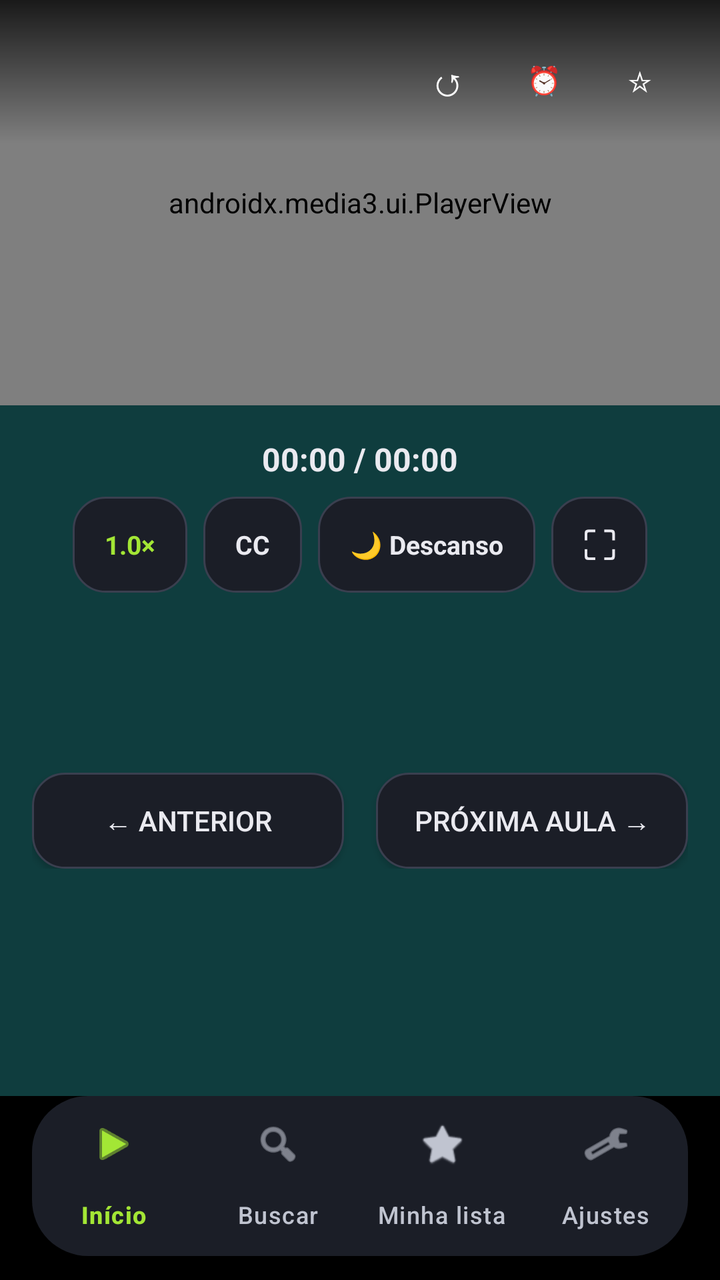
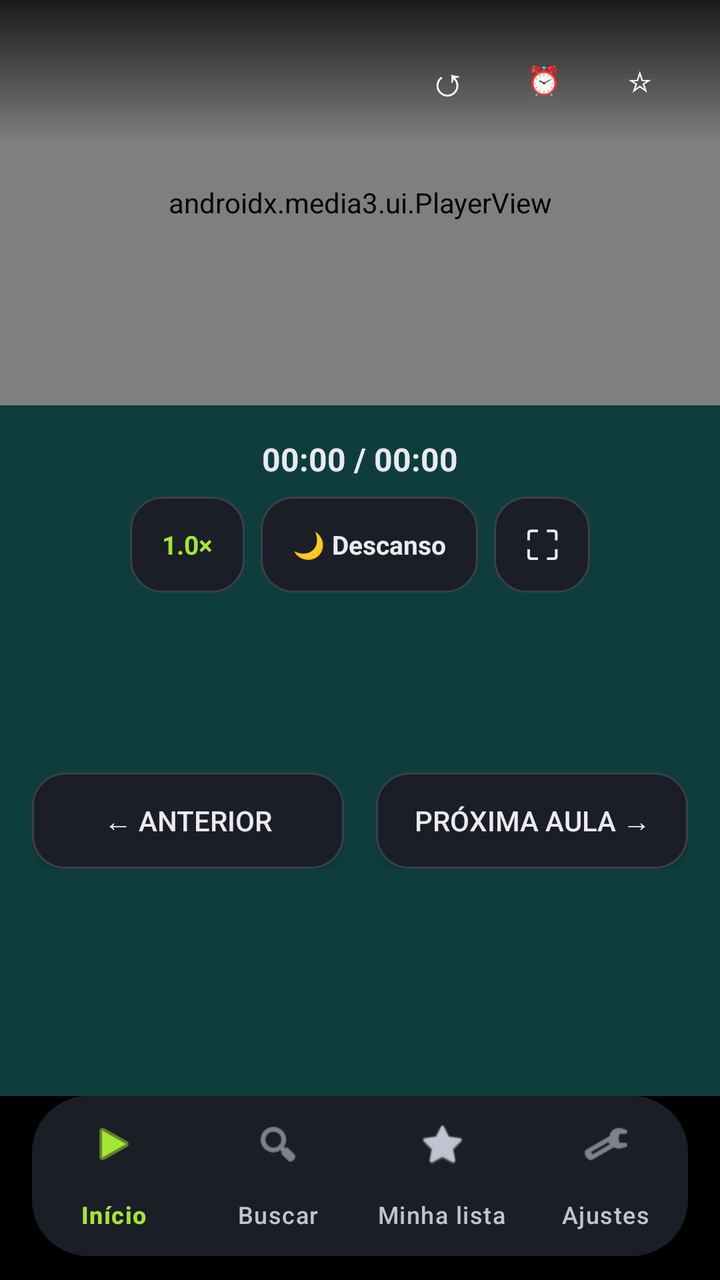

Compare the two renders of this Android layout. The source of the first and the diff that turns it into the second are given below.
<!-- AndroidManifest.xml: application theme Theme.VovoFit -->
<!-- res/layout/activity_player.xml -->
<?xml version="1.0" encoding="utf-8"?>
<androidx.constraintlayout.widget.ConstraintLayout xmlns:android="http://schemas.android.com/apk/res/android"
    xmlns:app="http://schemas.android.com/apk/res-auto"
    android:layout_width="match_parent"
    android:layout_height="match_parent"
    android:background="@android:color/black">

    
    <FrameLayout
        android:id="@+id/player_container"
        android:layout_width="0dp"
        android:layout_height="0dp"
        android:background="@android:color/black"
        app:layout_constraintDimensionRatio="16:9"
        app:layout_constraintEnd_toEndOf="parent"
        app:layout_constraintStart_toStartOf="parent"
        app:layout_constraintTop_toTopOf="parent">

        <androidx.media3.ui.PlayerView
            android:id="@+id/player_view"
            android:layout_width="match_parent"
            android:layout_height="match_parent"
            app:animation_enabled="true"
            app:resize_mode="fit"
            app:show_buffering="when_playing"
            app:surface_type="surface_view"
            app:use_controller="true" />

        
        <LinearLayout
            android:id="@+id/audio_cover"
            android:layout_width="match_parent"
            android:layout_height="match_parent"
            android:gravity="center"
            android:orientation="vertical"
            android:visibility="gone">

            <FrameLayout
                android:layout_width="200dp"
                android:layout_height="200dp">

                <View
                    android:id="@+id/audio_cover_bg"
                    android:layout_width="match_parent"
                    android:layout_height="match_parent"
                    android:background="@drawable/card_gradient_pink" />

                <ImageView
                    android:id="@+id/audio_cover_image"
                    android:layout_width="match_parent"
                    android:layout_height="match_parent"
                    android:scaleType="centerCrop"
                    android:visibility="gone"
                    android:contentDescription="@string/thumb_desc" />

                <TextView
                    android:id="@+id/audio_cover_monogram"
                    android:layout_width="match_parent"
                    android:layout_height="match_parent"
                    android:gravity="center"
                    android:textColor="@color/tile_title"
                    android:textSize="64sp"
                    android:textStyle="bold" />
            </FrameLayout>

            <TextView
                android:id="@+id/audio_cover_title"
                android:layout_width="wrap_content"
                android:layout_height="wrap_content"
                android:layout_marginTop="@dimen/spacing_lg"
                android:ellipsize="end"
                android:maxLines="1"
                android:textColor="@android:color/white"
                android:textSize="@dimen/text_detail_course"
                android:textStyle="bold" />

            <TextView
                android:id="@+id/audio_cover_sub"
                android:layout_width="wrap_content"
                android:layout_height="wrap_content"
                android:layout_marginTop="4dp"
                android:textColor="@color/md_on_surface_variant"
                android:textSize="@dimen/text_card_subtitle" />
        </LinearLayout>

        
        <View
            android:id="@+id/sleep_overlay"
            android:layout_width="match_parent"
            android:layout_height="match_parent"
            android:background="@android:color/black"
            android:clickable="true"
            android:focusable="true"
            android:visibility="gone" />

        
        <TextView
            android:id="@+id/center_play_pause"
            android:layout_width="@dimen/play_fab_size"
            android:layout_height="@dimen/play_fab_size"
            android:layout_gravity="center"
            android:background="@drawable/btn_play_circle"
            android:clickable="true"
            android:focusable="true"
            android:gravity="center"
            android:text="▶"
            android:textColor="@color/md_on_primary"
            android:textSize="28sp"
            android:visibility="gone" />

        
        <LinearLayout
            android:layout_width="match_parent"
            android:layout_height="wrap_content"
            android:layout_gravity="top"
            android:background="@drawable/top_gradient"
            android:orientation="vertical"
            android:paddingHorizontal="@dimen/spacing_lg"
            android:paddingBottom="@dimen/spacing_sm"
            android:paddingTop="@dimen/spacing_lg">

            <LinearLayout
                android:layout_width="match_parent"
                android:layout_height="wrap_content"
                android:gravity="center_vertical"
                android:orientation="horizontal">

                <TextView
                    android:id="@+id/title_label"
                    android:layout_width="0dp"
                    android:layout_height="wrap_content"
                    android:layout_weight="1"
                    android:ellipsize="end"
                    android:shadowColor="#80000000"
                    android:shadowDx="0"
                    android:shadowDy="1"
                    android:shadowRadius="4"
                    android:singleLine="true"
                    android:textColor="@android:color/white"
                    android:textSize="16sp"
                    android:textStyle="bold" />

                <com.google.android.material.button.MaterialButton
                    android:id="@+id/restart_button"
                    style="@style/Widget.Material3.Button.TextButton"
                    android:layout_width="wrap_content"
                    android:layout_height="wrap_content"
                    android:focusable="true"
                    android:focusableInTouchMode="true"
                    android:minWidth="48dp"
                    android:text="↺"
                    android:textColor="@android:color/white"
                    android:textSize="20sp"
                    app:cornerRadius="16dp" />

                <com.google.android.material.button.MaterialButton
                    android:id="@+id/sleep_timer_button"
                    style="@style/Widget.Material3.Button.TextButton"
                    android:layout_width="wrap_content"
                    android:layout_height="wrap_content"
                    android:focusable="true"
                    android:focusableInTouchMode="true"
                    android:minWidth="48dp"
                    android:text="⏰"
                    android:textColor="@android:color/white"
                    app:cornerRadius="16dp" />

                <com.google.android.material.button.MaterialButton
                    android:id="@+id/fav_button"
                    style="@style/Widget.Material3.Button.TextButton"
                    android:layout_width="wrap_content"
                    android:layout_height="wrap_content"
                    android:focusable="true"
                    android:focusableInTouchMode="true"
                    android:minWidth="48dp"
                    android:text="☆"
                    android:textColor="@android:color/white"
                    app:cornerRadius="16dp" />
            </LinearLayout>

            <TextView
                android:id="@+id/sleep_timer_label"
                android:layout_width="wrap_content"
                android:layout_height="wrap_content"
                android:layout_marginTop="6dp"
                android:shadowColor="#80000000"
                android:shadowDx="0"
                android:shadowDy="1"
                android:shadowRadius="3"
                android:textColor="@color/md_primary"
                android:textSize="12sp"
                android:textStyle="bold"
                android:visibility="gone" />
        </LinearLayout>

        
        <LinearLayout
            android:id="@+id/custom_bar"
            android:layout_width="match_parent"
            android:layout_height="wrap_content"
            android:layout_gravity="bottom"
            android:background="@drawable/top_gradient"
            android:orientation="vertical"
            android:paddingHorizontal="@dimen/spacing_lg"
            android:paddingBottom="@dimen/spacing_md"
            android:paddingTop="@dimen/spacing_sm"
            android:visibility="gone">

            <LinearLayout
                android:layout_width="match_parent"
                android:layout_height="wrap_content"
                android:gravity="center_vertical"
                android:orientation="horizontal">

                <TextView
                    android:id="@+id/btn_play_pause_bar"
                    android:layout_width="64dp"
                    android:layout_height="64dp"
                    android:background="@drawable/btn_play_circle"
                    android:clickable="true"
                    android:focusable="true"
                    android:gravity="center"
                    android:text="❚❚"
                    android:textColor="@color/md_on_primary"
                    android:textSize="24sp" />

                <View
                    android:layout_width="0dp"
                    android:layout_height="0dp"
                    android:layout_weight="1" />

                <TextView
                    android:id="@+id/btn_rest_bar"
                    android:layout_width="wrap_content"
                    android:layout_height="48dp"
                    android:layout_marginEnd="@dimen/spacing_sm"
                    android:background="@drawable/chip_outline"
                    android:clickable="true"
                    android:focusable="true"
                    android:gravity="center"
                    android:paddingHorizontal="@dimen/spacing_lg"
                    android:text="🌙 Descanso"
                    android:textColor="@color/md_on_surface"
                    android:textSize="@dimen/text_chip" />

                <TextView
                    android:id="@+id/btn_cc_bar"
                    android:layout_width="wrap_content"
                    android:layout_height="48dp"
                    android:layout_marginEnd="@dimen/spacing_sm"
                    android:background="@drawable/chip_outline"
                    android:clickable="true"
                    android:focusable="true"
                    android:gravity="center"
                    android:paddingHorizontal="@dimen/spacing_lg"
                    android:text="CC"
                    android:textColor="@color/md_on_surface"
                    android:textSize="@dimen/text_chip"
                    android:textStyle="bold" />

                <TextView
                    android:id="@+id/btn_speed_bar"
                    android:layout_width="wrap_content"
                    android:layout_height="48dp"
                    android:layout_marginEnd="@dimen/spacing_sm"
                    android:background="@drawable/chip_outline"
                    android:clickable="true"
                    android:focusable="true"
                    android:gravity="center"
                    android:paddingHorizontal="@dimen/spacing_lg"
                    android:text="1.0×"
                    android:textColor="@color/md_primary"
                    android:textSize="@dimen/text_chip"
                    android:textStyle="bold" />

                <TextView
                    android:id="@+id/btn_exit_fullscreen"
                    android:layout_width="56dp"
                    android:layout_height="56dp"
                    android:background="@drawable/chip_outline"
                    android:clickable="true"
                    android:focusable="true"
                    android:gravity="center"
                    android:text="⛶"
                    android:textColor="@color/md_on_surface"
                    android:textSize="22sp" />
            </LinearLayout>

            <LinearLayout
                android:layout_width="match_parent"
                android:layout_height="wrap_content"
                android:layout_marginTop="@dimen/spacing_sm"
                android:gravity="center_vertical"
                android:orientation="horizontal">

                <TextView
                    android:id="@+id/bar_time_label"
                    android:layout_width="wrap_content"
                    android:layout_height="wrap_content"
                    android:text="00:00 / 00:00"
                    android:textColor="@android:color/white"
                    android:textSize="16sp"
                    android:textStyle="bold" />

                <SeekBar
                    android:id="@+id/bar_seek_bar"
                    android:layout_width="0dp"
                    android:layout_height="wrap_content"
                    android:layout_marginStart="@dimen/spacing_lg"
                    android:layout_weight="1"
                    android:focusable="true"
                    android:max="1000"
                    android:progressDrawable="@drawable/progress_horizontal"
                    android:thumb="@drawable/seek_thumb" />
            </LinearLayout>
        </LinearLayout>

        
        <TextView
            android:id="@+id/seek_gesture_hint"
            android:layout_width="wrap_content"
            android:layout_height="wrap_content"
            android:layout_gravity="center"
            android:background="#CC000000"
            android:elevation="8dp"
            android:paddingHorizontal="22dp"
            android:paddingVertical="10dp"
            android:textColor="@android:color/white"
            android:textSize="16sp"
            android:textStyle="bold"
            android:visibility="gone" />

        
        <TextView
            android:id="@+id/swipe_indicator"
            android:layout_width="wrap_content"
            android:layout_height="wrap_content"
            android:layout_gravity="center"
            android:layout_marginTop="80dp"
            android:background="#CC000000"
            android:elevation="8dp"
            android:paddingHorizontal="22dp"
            android:paddingVertical="10dp"
            android:textColor="@android:color/white"
            android:textSize="16sp"
            android:textStyle="bold"
            android:visibility="gone" />
    </FrameLayout>

    
    <androidx.core.widget.NestedScrollView
        android:id="@+id/info_scroll"
        android:layout_width="0dp"
        android:layout_height="0dp"
        android:background="@color/md_background"
        android:fillViewport="true"
        app:layout_constraintBottom_toTopOf="@id/bottom_nav"
        app:layout_constraintEnd_toEndOf="parent"
        app:layout_constraintStart_toStartOf="parent"
        app:layout_constraintTop_toBottomOf="@id/player_container">

        <LinearLayout
            android:layout_width="match_parent"
            android:layout_height="wrap_content"
            android:orientation="vertical"
            android:paddingHorizontal="@dimen/content_margin"
            android:paddingBottom="@dimen/spacing_lg"
            android:paddingTop="@dimen/spacing_lg">

            
            <LinearLayout
                android:layout_width="match_parent"
                android:layout_height="wrap_content"
                android:orientation="vertical">

                <TextView
                    android:id="@+id/info_time_label"
                    android:layout_width="match_parent"
                    android:layout_height="wrap_content"
                    android:gravity="center"
                    android:text="00:00 / 00:00"
                    android:textColor="@color/md_on_surface"
                    android:textSize="@dimen/text_card_title"
                    android:textStyle="bold" />

                <LinearLayout
                    android:layout_width="match_parent"
                    android:layout_height="wrap_content"
                    android:layout_marginTop="@dimen/spacing_sm"
                    android:gravity="center"
                    android:orientation="horizontal">

                    <TextView
                        android:id="@+id/btn_speed_info"
                        android:layout_width="wrap_content"
                        android:layout_height="48dp"
                        android:background="@drawable/chip_outline"
                        android:clickable="true"
                        android:focusable="true"
                        android:gravity="center"
                        android:paddingHorizontal="@dimen/spacing_lg"
                        android:text="1.0×"
                        android:textColor="@color/md_primary"
                        android:textSize="@dimen/text_chip"
                        android:textStyle="bold" />

                    <TextView
                        android:id="@+id/btn_cc_info"
                        android:layout_width="wrap_content"
                        android:layout_height="48dp"
                        android:layout_marginStart="@dimen/spacing_sm"
                        android:background="@drawable/chip_outline"
                        android:clickable="true"
                        android:focusable="true"
                        android:gravity="center"
                        android:paddingHorizontal="@dimen/spacing_lg"
                        android:text="CC"
                        android:textColor="@color/md_on_surface"
                        android:textSize="@dimen/text_chip"
                        android:textStyle="bold" />

                    <TextView
                        android:id="@+id/btn_rest_info"
                        android:layout_width="wrap_content"
                        android:layout_height="48dp"
                        android:layout_marginStart="@dimen/spacing_sm"
                        android:background="@drawable/chip_outline"
                        android:clickable="true"
                        android:focusable="true"
                        android:gravity="center"
                        android:paddingHorizontal="@dimen/spacing_lg"
                        android:text="🌙 Descanso"
                        android:textColor="@color/md_on_surface"
                        android:textSize="@dimen/text_chip"
                        android:textStyle="bold" />

                    <TextView
                        android:id="@+id/btn_fullscreen"
                        android:layout_width="48dp"
                        android:layout_height="48dp"
                        android:layout_marginStart="@dimen/spacing_sm"
                        android:background="@drawable/chip_outline"
                        android:clickable="true"
                        android:focusable="true"
                        android:gravity="center"
                        android:text="⛶"
                        android:textColor="@color/md_on_surface"
                        android:textSize="20sp" />
                </LinearLayout>
            </LinearLayout>

            
            <LinearLayout
                android:id="@+id/audio_resume_card"
                android:layout_width="match_parent"
                android:layout_height="wrap_content"
                android:layout_marginTop="@dimen/spacing_lg"
                android:background="@drawable/tile_focus_border"
                android:orientation="vertical"
                android:padding="@dimen/spacing_lg"
                android:visibility="gone">

                <TextView
                    android:layout_width="match_parent"
                    android:layout_height="wrap_content"
                    android:text="Continuar de onde parou"
                    android:textColor="@color/md_on_surface"
                    android:textSize="@dimen/text_card_title"
                    android:textStyle="bold" />

                <TextView
                    android:id="@+id/audio_resume_text"
                    android:layout_width="match_parent"
                    android:layout_height="wrap_content"
                    android:layout_marginTop="2dp"
                    android:textColor="@color/md_primary"
                    android:textSize="@dimen/text_card_subtitle" />
            </LinearLayout>

            
            <TextView
                android:id="@+id/title_info"
                android:layout_width="match_parent"
                android:layout_height="wrap_content"
                android:layout_marginTop="@dimen/spacing_lg"
                android:ellipsize="end"
                android:maxLines="2"
                android:textColor="@color/md_on_surface"
                android:textSize="@dimen/text_detail_title"
                android:textStyle="bold" />

            <TextView
                android:id="@+id/course_info"
                android:layout_width="match_parent"
                android:layout_height="wrap_content"
                android:layout_marginTop="4dp"
                android:textColor="@color/md_primary"
                android:textSize="@dimen/text_detail_course" />

            
            <LinearLayout
                android:layout_width="match_parent"
                android:layout_height="wrap_content"
                android:layout_marginTop="@dimen/spacing_lg"
                android:orientation="horizontal">

                <androidx.appcompat.widget.AppCompatButton
                    android:id="@+id/btn_prev"
                    android:layout_width="0dp"
                    android:layout_height="48dp"
                    android:layout_marginEnd="@dimen/spacing_sm"
                    android:layout_weight="1"
                    android:background="@drawable/chip_outline"
                    android:focusable="true"
                    android:text="← Anterior"
                    android:textColor="@color/md_on_surface"
                    android:textSize="@dimen/text_button" />

                <androidx.appcompat.widget.AppCompatButton
                    android:id="@+id/btn_next"
                    android:layout_width="0dp"
                    android:layout_height="48dp"
                    android:layout_marginStart="@dimen/spacing_sm"
                    android:layout_weight="1"
                    android:background="@drawable/chip_outline"
                    android:focusable="true"
                    android:text="Próxima aula →"
                    android:textColor="@color/md_on_surface"
                    android:textSize="@dimen/text_button" />
            </LinearLayout>

            
        </LinearLayout>
    </androidx.core.widget.NestedScrollView>

    
    <com.google.android.material.bottomnavigation.BottomNavigationView
        android:id="@+id/bottom_nav"
        android:layout_width="0dp"
        android:layout_height="wrap_content"
        android:layout_marginHorizontal="@dimen/content_margin"
        android:layout_marginBottom="@dimen/spacing_md"
        android:background="@drawable/nav_bar_background"
        android:elevation="@dimen/elevation_3"
        app:itemActiveIndicatorStyle="@style/NavIndicatorPill"
        app:itemIconTint="@color/bottom_nav_item_color"
        app:itemTextColor="@color/bottom_nav_item_color"
        app:labelVisibilityMode="labeled"
        app:layout_constraintBottom_toBottomOf="parent"
        app:layout_constraintEnd_toEndOf="parent"
        app:layout_constraintStart_toStartOf="parent"
        app:menu="@menu/bottom_nav_menu" />
</androidx.constraintlayout.widget.ConstraintLayout>
<!-- resources referenced by this layout -->
<resources>
  <color name="md_background">#FF0F3D3E</color>
  <color name="md_on_primary">#FF1A0A0F</color>
  <color name="md_on_surface">#FFEAEAF0</color>
  <color name="md_on_surface_variant">#FFC0C4D0</color>
  <color name="md_primary">#FFA3E635</color>
  <color name="tile_title">#FFFFFFFF</color>
  <dimen name="content_margin">16dp</dimen>
  <dimen name="elevation_3">3dp</dimen>
  <dimen name="play_fab_size">64dp</dimen>
  <dimen name="spacing_lg">16dp</dimen>
  <dimen name="spacing_md">12dp</dimen>
  <dimen name="spacing_sm">8dp</dimen>
  <dimen name="text_button">14sp</dimen>
  <dimen name="text_card_subtitle">14sp</dimen>
  <dimen name="text_card_title">16sp</dimen>
  <dimen name="text_chip">13sp</dimen>
  <dimen name="text_detail_course">16sp</dimen>
  <dimen name="text_detail_title">24sp</dimen>
  <string name="thumb_desc">Thumbnail da aula</string>
  <color name="md_surface_container">#FF1B1E27</color>
  <color name="md_outline">#FF3A3F4F</color>
  <color name="progress_track">#33FFFFFF</color>
  <dimen name="radius_md">12dp</dimen>
  <color name="tile_bg_focused">#FF161B22</color>
  <dimen name="focus_ring_width">3dp</dimen>
  <color name="tile_focus_ring">#FFA3E635</color>
  <color name="tile_bg">#FF0F1218</color>
  <color name="md_primary_container">#FF0F3D3E</color>
  <color name="md_on_primary_container">#FFFFEAF1</color>
  <color name="md_secondary">#FFC026D3</color>
  <color name="md_on_secondary">#FF1A0A1F</color>
  <color name="md_secondary_container">#FF5A1B6E</color>
  <color name="md_on_secondary_container">#FFFBD7FF</color>
  <color name="md_surface">#FF16181F</color>
  <color name="md_surface_variant">#FF232634</color>
  <color name="md_on_background">#FFEAEAF0</color>
  <color name="md_outline_variant">#FF2A2E3A</color>
  <color name="md_error">#FFCF6679</color>
  <color name="md_on_error">#FF600014</color>
  <dimen name="radius_pill">64dp</dimen>
  <color name="hero_badge_bg">#1FA3E635</color>
  <!-- unchanged entries left out for length: 12 -->
</resources>

<!-- the commit's change to res/layout/activity_player.xml (unified diff, before → after) -->
@@ -99,7 +99,7 @@
             android:layout_width="@dimen/play_fab_size"
             android:layout_height="@dimen/play_fab_size"
             android:layout_gravity="center"
-            android:background="@drawable/btn_play_circle"
+            android:background="@drawable/player_play_bg"
             android:clickable="true"
             android:focusable="true"
             android:gravity="center"
@@ -110,6 +110,7 @@
 
         
         <LinearLayout
+            android:id="@+id/top_bar"
             android:layout_width="match_parent"
             android:layout_height="wrap_content"
             android:layout_gravity="top"
@@ -216,7 +217,7 @@
                     android:id="@+id/btn_play_pause_bar"
                     android:layout_width="64dp"
                     android:layout_height="64dp"
-                    android:background="@drawable/btn_play_circle"
+                    android:background="@drawable/player_play_bg"
                     android:clickable="true"
                     android:focusable="true"
                     android:gravity="center"
@@ -234,7 +235,7 @@
                     android:layout_width="wrap_content"
                     android:layout_height="48dp"
                     android:layout_marginEnd="@dimen/spacing_sm"
-                    android:background="@drawable/chip_outline"
+                    android:background="@drawable/player_chip_bg"
                     android:clickable="true"
                     android:focusable="true"
                     android:gravity="center"
@@ -243,27 +244,13 @@
                     android:textColor="@color/md_on_surface"
                     android:textSize="@dimen/text_chip" />
 
-                <TextView
-                    android:id="@+id/btn_cc_bar"
-                    android:layout_width="wrap_content"
-                    android:layout_height="48dp"
-                    android:layout_marginEnd="@dimen/spacing_sm"
-                    android:background="@drawable/chip_outline"
-                    android:clickable="true"
-                    android:focusable="true"
-                    android:gravity="center"
-                    android:paddingHorizontal="@dimen/spacing_lg"
-                    android:text="CC"
-                    android:textColor="@color/md_on_surface"
-                    android:textSize="@dimen/text_chip"
-                    android:textStyle="bold" />
-
+                
                 <TextView
                     android:id="@+id/btn_speed_bar"
                     android:layout_width="wrap_content"
                     android:layout_height="48dp"
                     android:layout_marginEnd="@dimen/spacing_sm"
-                    android:background="@drawable/chip_outline"
+                    android:background="@drawable/player_chip_bg"
                     android:clickable="true"
                     android:focusable="true"
                     android:gravity="center"
@@ -277,7 +264,7 @@
                     android:id="@+id/btn_exit_fullscreen"
                     android:layout_width="56dp"
                     android:layout_height="56dp"
-                    android:background="@drawable/chip_outline"
+                    android:background="@drawable/player_chip_bg"
                     android:clickable="true"
                     android:focusable="true"
                     android:gravity="center"
@@ -394,7 +381,7 @@
                         android:id="@+id/btn_speed_info"
                         android:layout_width="wrap_content"
                         android:layout_height="48dp"
-                        android:background="@drawable/chip_outline"
+                        android:background="@drawable/player_chip_bg"
                         android:clickable="true"
                         android:focusable="true"
                         android:gravity="center"
@@ -404,27 +391,13 @@
                         android:textSize="@dimen/text_chip"
                         android:textStyle="bold" />
 
-                    <TextView
-                        android:id="@+id/btn_cc_info"
-                        android:layout_width="wrap_content"
-                        android:layout_height="48dp"
-                        android:layout_marginStart="@dimen/spacing_sm"
-                        android:background="@drawable/chip_outline"
-                        android:clickable="true"
-                        android:focusable="true"
-                        android:gravity="center"
-                        android:paddingHorizontal="@dimen/spacing_lg"
-                        android:text="CC"
-                        android:textColor="@color/md_on_surface"
-                        android:textSize="@dimen/text_chip"
-                        android:textStyle="bold" />
-
+                    
                     <TextView
                         android:id="@+id/btn_rest_info"
                         android:layout_width="wrap_content"
                         android:layout_height="48dp"
                         android:layout_marginStart="@dimen/spacing_sm"
-                        android:background="@drawable/chip_outline"
+                        android:background="@drawable/player_chip_bg"
                         android:clickable="true"
                         android:focusable="true"
                         android:gravity="center"
@@ -439,7 +412,7 @@
                         android:layout_width="48dp"
                         android:layout_height="48dp"
                         android:layout_marginStart="@dimen/spacing_sm"
-                        android:background="@drawable/chip_outline"
+                        android:background="@drawable/player_chip_bg"
                         android:clickable="true"
                         android:focusable="true"
                         android:gravity="center"
<!-- resource entries referenced after the edit -->
@@ -18,6 +18,38 @@
   <dimen name="text_chip">13sp</dimen>
   <dimen name="text_detail_course">16sp</dimen>
   <dimen name="text_detail_title">24sp</dimen>
+  <!-- drawable player_chip_bg (drawable) -->
+  <?xml version="1.0" encoding="utf-8"?>
+  <selector xmlns:android="http://schemas.android.com/apk/res/android">
+      <item android:state_pressed="true">
+          <shape android:shape="rectangle">
+              <corners android:radius="16dp" />
+              <solid android:color="@color/md_surface_variant" />
+              <stroke android:width="2dp" android:color="@color/md_primary" />
+          </shape>
+      </item>
+      <item android:state_focused="true">
+          <shape android:shape="rectangle">
+              <corners android:radius="16dp" />
+              <solid android:color="@color/md_surface_variant" />
+              <stroke android:width="3dp" android:color="@color/md_primary" />
+          </shape>
+      </item>
+      <item>
+          <shape android:shape="rectangle">
+              <corners android:radius="16dp" />
+              <solid android:color="@color/md_surface_container" />
+              <stroke android:width="1dp" android:color="@color/md_outline" />
+          </shape>
+      </item>
+  </selector>
+  <!-- drawable player_play_bg (drawable) -->
+  <?xml version="1.0" encoding="utf-8"?>
+  <selector xmlns:android="http://schemas.android.com/apk/res/android">
+      <item android:state_pressed="true" android:drawable="@drawable/player_play_ring" />
+      <item android:state_focused="true" android:drawable="@drawable/player_play_ring" />
+      <item android:drawable="@drawable/btn_play_circle" />
+  </selector>
   <string name="thumb_desc">Thumbnail da aula</string>
   <color name="md_surface_container">#FF1B1E27</color>
   <color name="md_outline">#FF3A3F4F</color>
@@ -35,6 +67,20 @@
   <color name="md_on_secondary_container">#FFFBD7FF</color>
   <color name="md_surface">#FF16181F</color>
   <color name="md_surface_variant">#FF232634</color>
+  <!-- drawable player_play_ring (drawable) -->
+  <?xml version="1.0" encoding="utf-8"?>
+  <layer-list xmlns:android="http://schemas.android.com/apk/res/android">
+      <item>
+          <shape android:shape="oval">
+              <solid android:color="@android:color/white" />
+          </shape>
+      </item>
+      <item android:left="4dp" android:top="4dp" android:right="4dp" android:bottom="4dp">
+          <shape android:shape="oval">
+              <solid android:color="@color/md_primary" />
+          </shape>
+      </item>
+  </layer-list>
   <color name="md_on_background">#FFEAEAF0</color>
   <color name="md_outline_variant">#FF2A2E3A</color>
   <color name="md_error">#FFCF6679</color>
